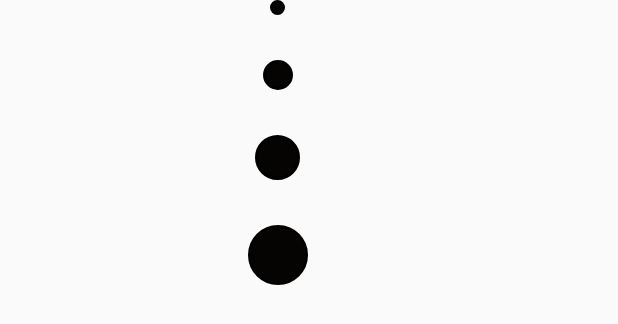
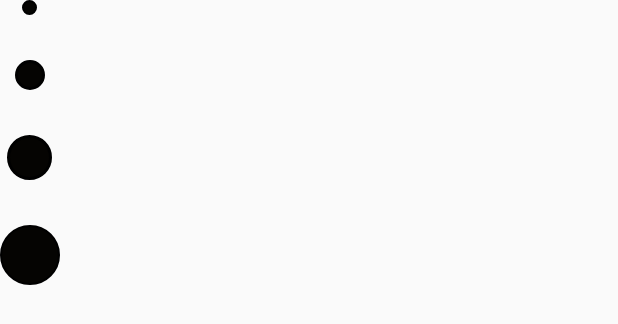
Before and after one commit to MadelynTav/PaintApp, an Android app: the layout eraser_size_picker.xml on its own in the app's theme, with its tools: preview values and no code run, on a phone screen of 412 x 824 dp. Shown: the top 324 px of the screen. Run offline under Robolectric (Android 15) with nearby library versions, the phone set to English and light mode, and no system bars.

Commit message:
fixed sizing issues

```diff
--- a/app/src/main/java/nyc/apprentice/madelyntavarez/paintapp/CustomView.java
+++ b/app/src/main/java/nyc/apprentice/madelyntavarez/paintapp/CustomView.java
@@ -120,6 +120,7 @@ public class CustomView extends View {
         }
         float pixelAmount = TypedValue.applyDimension(TypedValue.COMPLEX_UNIT_DIP, newSize, getResources().getDisplayMetrics());
         brushSize = pixelAmount;
+        lastBrushSize = brushSize;
         drawPaint.setStrokeWidth(brushSize);
     }
 
--- a/app/src/main/java/nyc/apprentice/madelyntavarez/paintapp/MainActivity.java
+++ b/app/src/main/java/nyc/apprentice/madelyntavarez/paintapp/MainActivity.java
@@ -64,7 +64,7 @@ public class MainActivity extends AppCompatActivity {
                 customView.setErase(false);
                 brushDialog = new Dialog(context);
                 brushDialog.setContentView(R.layout.brush_size_picker);
-                colorDialog.getWindow().setBackgroundDrawable(new ColorDrawable(android.graphics.Color.TRANSPARENT));
+                brushDialog.getWindow().setBackgroundDrawable(new ColorDrawable(android.graphics.Color.TRANSPARENT));
                 brushDialog.setCanceledOnTouchOutside(true);
                 brushDialog.show();
             }
--- a/app/src/main/res/layout/brush_size_picker.xml
+++ b/app/src/main/res/layout/brush_size_picker.xml
@@ -2,8 +2,8 @@
 <LinearLayout xmlns:android="http://schemas.android.com/apk/res/android"
     android:layout_width="40dp"
     android:orientation="vertical"
-    android:gravity="center"
     android:id="@+id/linearLayout"
+    android:layout_alignParentLeft="true"
     android:layout_height="wrap_content">
 
     <ImageButton
--- a/app/src/main/res/layout/eraser_size_picker.xml
+++ b/app/src/main/res/layout/eraser_size_picker.xml
@@ -2,7 +2,6 @@
 <LinearLayout xmlns:android="http://schemas.android.com/apk/res/android"
     android:layout_width="wrap_content"
     android:orientation="vertical"
-    android:layout_marginLeft="165dp"
     android:id="@+id/linearLayout"
     android:layout_height="wrap_content">
 
```
